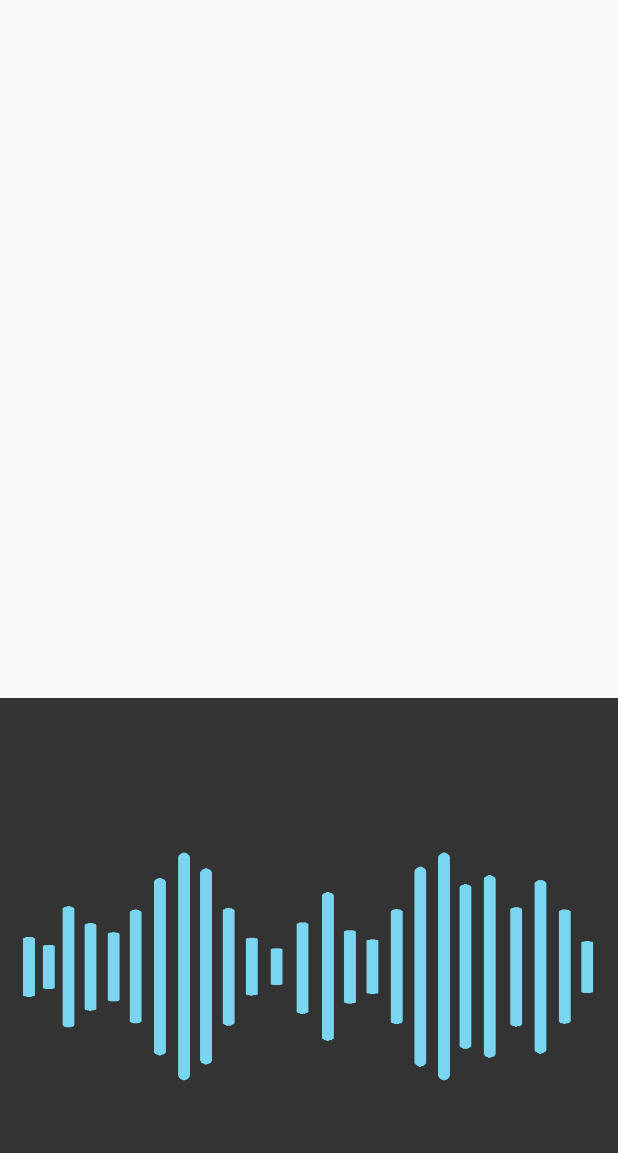
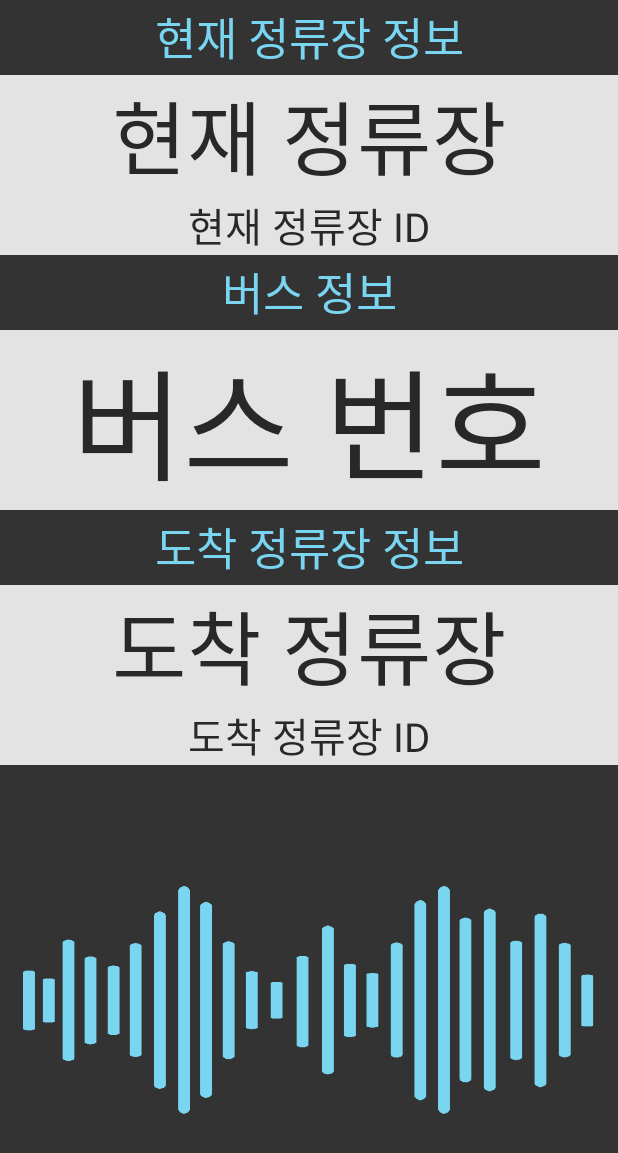
Before and after one commit to Cobitsa/bus-system-for-blind, an Android app: the screen it shows after launch (MainActivity), on a phone screen of 412 x 824 dp. Shown: the top 1153 px of the screen. Run offline under Robolectric (Android 15) with nearby library versions, the light colour scheme and no system bars; libraries missing offline, so code that uses them is left out: kr.co.shineware; 1 statement that could not run was skipped.

Commit message:
UI 구현

```diff
--- a/app/src/main/java/com/cobitsa/jarvis/MainActivity.java
+++ b/app/src/main/java/com/cobitsa/jarvis/MainActivity.java
@@ -9,6 +9,7 @@ import android.os.Bundle;
 import android.os.Vibrator;
 import android.view.View;
 import android.widget.ImageButton;
+import android.widget.TextView;
 
 import androidx.appcompat.app.AppCompatActivity;
 import androidx.core.app.ActivityCompat;
@@ -29,6 +30,7 @@ public class MainActivity extends AppCompatActivity {
     public static UserData userData = new UserData();
     public static SetRideBus rideBus;
     public static SetDestination setDestination;
+    public static TextView textView;
 
     @Override
     protected void onCreate(Bundle savedInstanceState) {
@@ -39,6 +41,7 @@ public class MainActivity extends AppCompatActivity {
         rideBus = new SetRideBus(key);
         setDestination = new SetDestination(key);
         vibrator = (Vibrator)getSystemService(Context.VIBRATOR_SERVICE);
+        textView = findViewById(R.id.currentStTextView);
         if (Build.VERSION.SDK_INT >= 23 &&
                 ContextCompat.checkSelfPermission(this, android.Manifest.permission.ACCESS_FINE_LOCATION) != PackageManager.PERMISSION_GRANTED) {
             ActivityCompat.requestPermissions(this, new String[]{android.Manifest.permission.ACCESS_FINE_LOCATION},
--- a/app/src/main/java/com/cobitsa/jarvis/com/cobitsa/jarvis/voice/Command.java
+++ b/app/src/main/java/com/cobitsa/jarvis/com/cobitsa/jarvis/voice/Command.java
@@ -1,7 +1,10 @@
 package com.cobitsa.jarvis.com.cobitsa.jarvis.voice;
 
 import android.app.Activity;
+import android.widget.TextView;
 
+import com.cobitsa.jarvis.MainActivity;
+import com.cobitsa.jarvis.R;
 import com.cobitsa.jarvis.com.cobitsa.jarvis.bus.ride.GetStationInfo;
 
 import java.util.ArrayList;
@@ -11,8 +14,10 @@ import kr.co.shineware.nlp.komoran.constant.DEFAULT_MODEL;
 import kr.co.shineware.nlp.komoran.core.Komoran;
 import kr.co.shineware.nlp.komoran.model.KomoranResult;
 
+import static com.cobitsa.jarvis.MainActivity.getAppContext;
 import static com.cobitsa.jarvis.MainActivity.rideBus;
 import static com.cobitsa.jarvis.MainActivity.setDestination;
+import static com.cobitsa.jarvis.MainActivity.textView;
 import static com.cobitsa.jarvis.MainActivity.userData;
 
 public class Command {
@@ -34,6 +39,7 @@ public class Command {
 
     public Command(Activity activity) {
         stt = new STT(activity);
+
         this.komoran = new Komoran(DEFAULT_MODEL.LIGHT);
         tts = new TTS();
         this.mainActivity = activity;
@@ -59,6 +65,7 @@ public class Command {
     }
 
     public void executeCommand(String command) throws InterruptedException {
+        System.out.println("runn");
         KomoranResult analyzeResult = analyzeCommand(command);
         List<String> verb = analyzeResult.getMorphesByTags("VV");
         if (verb.contains("타")) {
--- a/app/src/main/res/layout/activity_main.xml
+++ b/app/src/main/res/layout/activity_main.xml
@@ -9,9 +9,109 @@
 
     <LinearLayout
         android:layout_width="match_parent"
-        android:layout_height="465dp"
+        android:layout_height="510dp"
+        android:textAlignment="center"
         android:orientation="vertical">
 
+        <TextView
+            android:id="@+id/textView1"
+            android:layout_width="match_parent"
+            android:layout_height="50dp"
+            android:background="@color/colorBlack_1"
+            android:textColor="@color/colorBlue_1"
+            android:textSize="30sp"
+            android:gravity="center"
+            android:text="@string/currentStTextTitle" />
+
+        <TextView
+            android:id="@+id/currentStTextView"
+            android:layout_width="match_parent"
+            android:layout_height="80dp"
+            android:ellipsize="none"
+            android:maxLines="1"
+            android:gravity="center"
+            android:background="@color/colorWhite_1"
+            android:textColor="@color/colorBlack_3"
+            app:autoSizeMaxTextSize="100dp"
+            app:autoSizeMinTextSize="20dp"
+            app:autoSizeTextType="uniform"
+            android:text="@string/currentStText"/>
+
+        <TextView
+            android:id="@+id/currentStIdTextView"
+            android:layout_width="match_parent"
+            android:layout_height="40dp"
+            android:ellipsize="none"
+            android:maxLines="1"
+            android:gravity="center"
+            android:background="@color/colorWhite_1"
+            android:textColor="@color/colorBlack_3"
+            app:autoSizeMaxTextSize="100dp"
+            app:autoSizeMinTextSize="20dp"
+            app:autoSizeTextType="uniform"
+            android:text="@string/currentStIdText"/>
+
+        <TextView
+            android:id="@+id/textView2"
+            android:layout_width="match_parent"
+            android:layout_height="50dp"
+            android:background="@color/colorBlack_1"
+            android:textColor="@color/colorBlue_1"
+            android:textSize="30sp"
+            android:gravity="center"
+            android:text="@string/busTextTitle" />
+
+        <TextView
+            android:id="@+id/busTextView"
+            android:layout_width="match_parent"
+            android:layout_height="120dp"
+            android:ellipsize="none"
+            android:maxLines="1"
+            android:background="@color/colorWhite_1"
+            android:textColor="@color/colorBlack_3"
+            android:gravity="center"
+            app:autoSizeMaxTextSize="100dp"
+            app:autoSizeMinTextSize="20dp"
+            app:autoSizeTextType="uniform"
+            android:text="@string/busText" />
+
+        <TextView
+            android:id="@+id/textView3"
+            android:layout_width="match_parent"
+            android:layout_height="50dp"
+            android:background="@color/colorBlack_1"
+            android:textColor="@color/colorBlue_1"
+            android:textSize="30sp"
+            android:gravity="center"
+            android:text="@string/destStTextTitle" />
+
+        <TextView
+            android:id="@+id/destStTextView"
+            android:layout_width="match_parent"
+            android:layout_height="80dp"
+            android:ellipsize="none"
+            android:maxLines="1"
+            android:background="@color/colorWhite_1"
+            android:textColor="@color/colorBlack_3"
+            android:gravity="center"
+            app:autoSizeMaxTextSize="100dp"
+            app:autoSizeMinTextSize="20dp"
+            app:autoSizeTextType="uniform"
+            android:text="@string/destStText" />
+
+        <TextView
+            android:id="@+id/destStIdTextView"
+            android:layout_width="match_parent"
+            android:layout_height="40dp"
+            android:ellipsize="none"
+            android:maxLines="1"
+            android:background="@color/colorWhite_1"
+            android:textColor="@color/colorBlack_3"
+            android:gravity="center"
+            app:autoSizeMaxTextSize="100dp"
+            app:autoSizeMinTextSize="20dp"
+            app:autoSizeTextType="uniform"
+            android:text="@string/destStIdText" />
     </LinearLayout>
 
 
--- a/app/src/main/res/values/colors.xml
+++ b/app/src/main/res/values/colors.xml
@@ -6,6 +6,7 @@
 
     <color name="colorBlack_1">#333333</color>
     <color name="colorBlack_2">#605f5f</color>
+    <color name="colorBlack_3">#282828</color>
     <color name="colorBlue_1">#7ad5f0</color>
     <color name="colorBlue_2">#3d90a8</color>
     <color name="colorWhite_1">#e3e3e3</color>
--- a/app/src/main/res/values/strings.xml
+++ b/app/src/main/res/values/strings.xml
@@ -2,11 +2,14 @@
     <string name="app_name">Cobitsa</string>
     <string name="sttbutton">STTButton</string>
 
-    <string name="tts_content">TTS 명령 실행결과</string>
-    <string name="current_station_content">현재 정류장 정보</string>
-    <string name="ride_bus_content">탑승하려는 버스 정보</string>
-    <string name="destination_content">내리려는 정류소 도착정보</string>
-
     <string name="sample">Sample Text</string>
+    <string name="currentStTextTitle">현재 정류장 정보</string>
+    <string name="busTextTitle">버스 정보</string>
+    <string name="destStTextTitle">도착 정류장 정보</string>
+    <string name="currentStText">현재 정류장</string>
+    <string name="busText">버스 번호</string>
+    <string name="destStText">도착 정류장</string>
+    <string name="currentStIdText">현재 정류장 ID</string>
+    <string name="destStIdText">도착 정류장 ID</string>
 
 </resources>
--- a/app/src/main/res/values/styles.xml
+++ b/app/src/main/res/values/styles.xml
@@ -3,8 +3,8 @@
     <!-- Base application theme. -->
     <style name="AppTheme" parent="Theme.AppCompat.Light.DarkActionBar">
         <!-- Customize your theme here. -->
-        <item name="colorPrimary">@color/colorBlue_2</item>
-        <item name="colorPrimaryDark">@color/colorBlue_1</item>
+        <item name="colorPrimary">@color/colorBlack_3</item>
+        <item name="colorPrimaryDark">@color/colorBlack_3</item>
         <item name="colorAccent">@color/colorAccent</item>
         <item name = "windowActionBar">false</item>
         <item name = "windowNoTitle">true</item>
```
